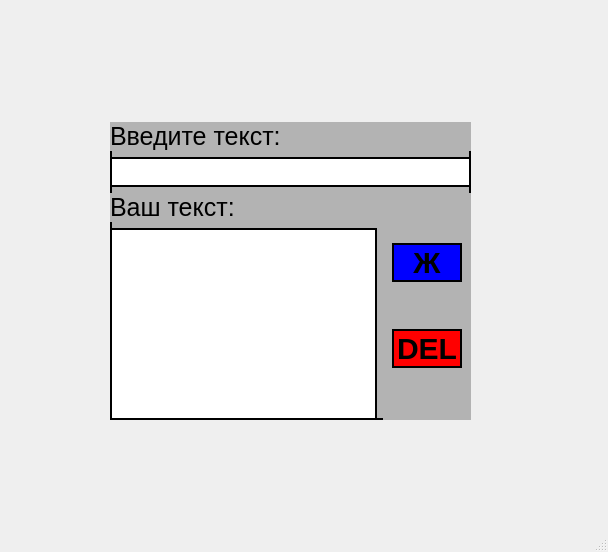
Before: the Qt Designer form 1_hw/mainwindow.ui in DariaDusheiko/QT_apps, drawn with Qt 5.
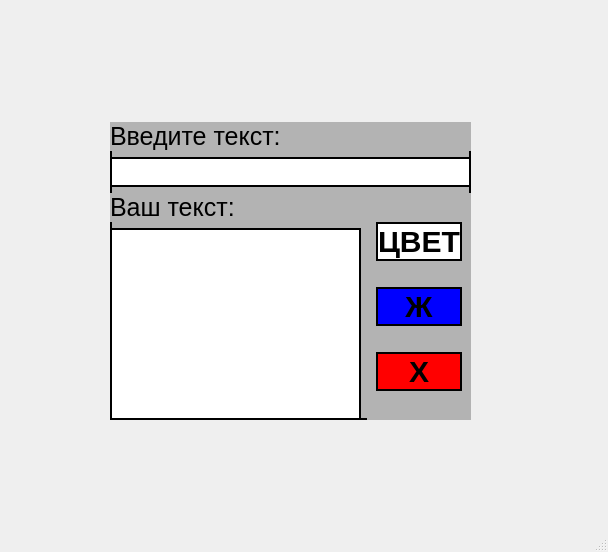
After: the same form once the commit is applied.

What changed in the file:
```diff
--- a/1_hw/mainwindow.ui
+++ b/1_hw/mainwindow.ui
@@ -95,6 +95,17 @@
 border: none;</string>
          </property>
          <layout class="QVBoxLayout" name="verticalLayout">
+          <item>
+           <widget class="QPushButton" name="pushButton">
+            <property name="styleSheet">
+             <string notr="true">border: 2px solid black;
+background-color: white;</string>
+            </property>
+            <property name="text">
+             <string>ЦВЕТ</string>
+            </property>
+           </widget>
+          </item>
           <item>
            <widget class="QPushButton" name="pushButton_bold">
             <property name="minimumSize">
@@ -125,7 +136,7 @@
 background-color: red;</string>
             </property>
             <property name="text">
-             <string>DEL</string>
+             <string>Х</string>
             </property>
            </widget>
           </item>
```
